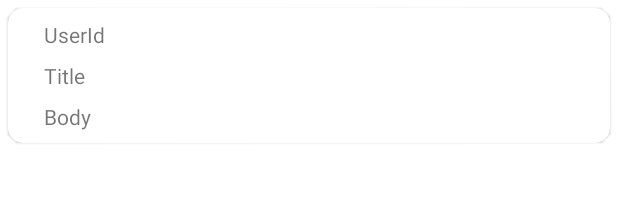
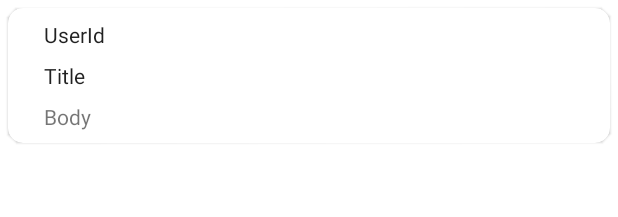
Before and after one commit to kimsiele/PostApp, an Android app: the layout post_item.xml on its own in the app's theme, with its tools: preview values and no code run, on a phone screen of 412 x 824 dp. Shown: the top 217 px of the screen. Run offline under Robolectric (Android 15) with nearby library versions, the phone set to English and light mode, and no system bars; network calls fail.

Commit message:
showing new post and fixes

```diff
--- a/app/build.gradle
+++ b/app/build.gradle
@@ -59,9 +59,6 @@ dependencies {
     implementation "com.squareup.okhttp3:okhttp:$okhttp_version"
     implementation "com.squareup.okhttp3:logging-interceptor:$okhttp_version"
 
-
-
-
     testImplementation 'junit:junit:4.13.2'
     androidTestImplementation 'androidx.test.ext:junit:1.1.3'
     androidTestImplementation 'androidx.test.espresso:espresso-core:3.4.0'
--- a/app/src/main/java/com/sielee/postapp/Post.kt
+++ b/app/src/main/java/com/sielee/postapp/Post.kt
@@ -1,4 +1,6 @@
 package com.sielee.postapp
+
+import java.io.Serializable
 
 data class Post(
 
@@ -6,6 +8,6 @@ data class Post(
     var title: String="",
     var body: String ="",
 
-) {
+) :Serializable{
     var id: Int=0
 }
--- a/app/src/main/java/com/sielee/postapp/PostAdapter.kt
+++ b/app/src/main/java/com/sielee/postapp/PostAdapter.kt
@@ -20,9 +20,9 @@ class PostAdapter:ListAdapter<Post,PostAdapter.PostViewHolder>(DiffItemCallback(
 
     class PostViewHolder(private val binding: PostItemBinding):RecyclerView.ViewHolder(binding.root) {
         fun bind(post: Post?) {
-            binding.tvUserId.text = post?.userId.toString()
-            binding.tvtittle.text = post?.title
-            binding.tvbody.text = post?.body
+            binding.tvUserId.text = "UserId: ${ post?.userId.toString() }"
+            binding.tvtittle.text = "Title: ${ post?.title }"
+            binding.tvbody.text = "Body: \n${post?.body}"
         }
 
     }
--- a/app/src/main/res/layout/post_item.xml
+++ b/app/src/main/res/layout/post_item.xml
@@ -19,7 +19,8 @@
             android:layout_marginStart="24dp"
             android:layout_marginTop="8dp"
             android:layout_marginEnd="24dp"
-            android:text="UserId"
+            android:text="@string/tv_user_id"
+            android:textAppearance="@style/TextAppearance.AppCompat.Body1"
             app:layout_constraintEnd_toEndOf="parent"
             app:layout_constraintStart_toStartOf="parent"
             app:layout_constraintTop_toTopOf="parent" />
@@ -29,7 +30,8 @@
             android:layout_width="0dp"
             android:layout_height="wrap_content"
             android:layout_marginTop="8dp"
-            android:text="Title"
+            android:text="@string/tv_title"
+            android:textAppearance="@style/TextAppearance.AppCompat.Body1"
             app:layout_constraintEnd_toEndOf="@+id/tvUserId"
             app:layout_constraintStart_toStartOf="@+id/tvUserId"
             app:layout_constraintTop_toBottomOf="@+id/tvUserId" />
@@ -40,7 +42,7 @@
             android:layout_height="wrap_content"
             android:layout_marginTop="8dp"
             android:layout_marginBottom="8dp"
-            android:text="Body"
+            android:text="@string/tv_body"
             app:layout_constraintBottom_toBottomOf="parent"
             app:layout_constraintEnd_toEndOf="@+id/tvtittle"
             app:layout_constraintStart_toStartOf="@+id/tvtittle"
--- a/app/src/main/res/values/strings.xml
+++ b/app/src/main/res/values/strings.xml
@@ -3,4 +3,7 @@
     <!-- TODO: Remove or change this placeholder text -->
     <string name="hello_blank_fragment">Hello blank fragment</string>
     <string name="add_new_post">Add new post</string>
+    <string name="tv_user_id">UserId</string>
+    <string name="tv_title">Title</string>
+    <string name="tv_body">Body</string>
 </resources>
```
Also changed, not shown: app/src/main/java/com/sielee/postapp/PostList.kt (+18 -15 lines), app/src/main/java/com/sielee/postapp/PostNew.kt (+8 -4 lines), app/src/main/java/com/sielee/postapp/repository.kt (deleted, +0 -8 lines), app/src/main/res/layout/fragment_post_new.xml (+15 -6 lines), app/src/main/res/navigation/navigation.xml (+1 -7 lines).
